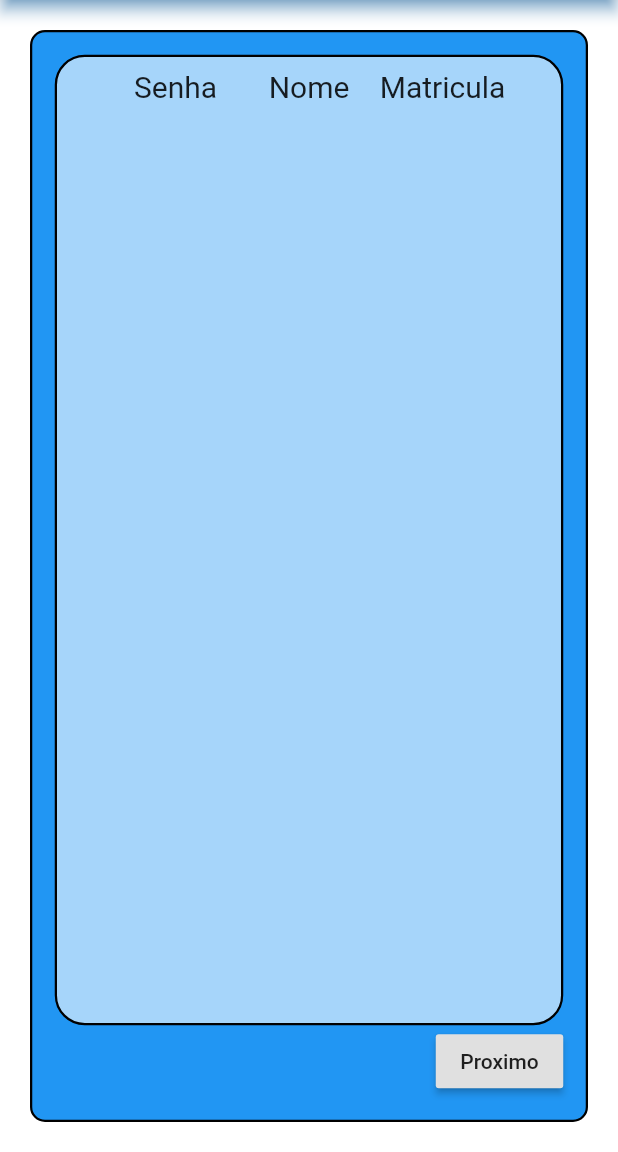
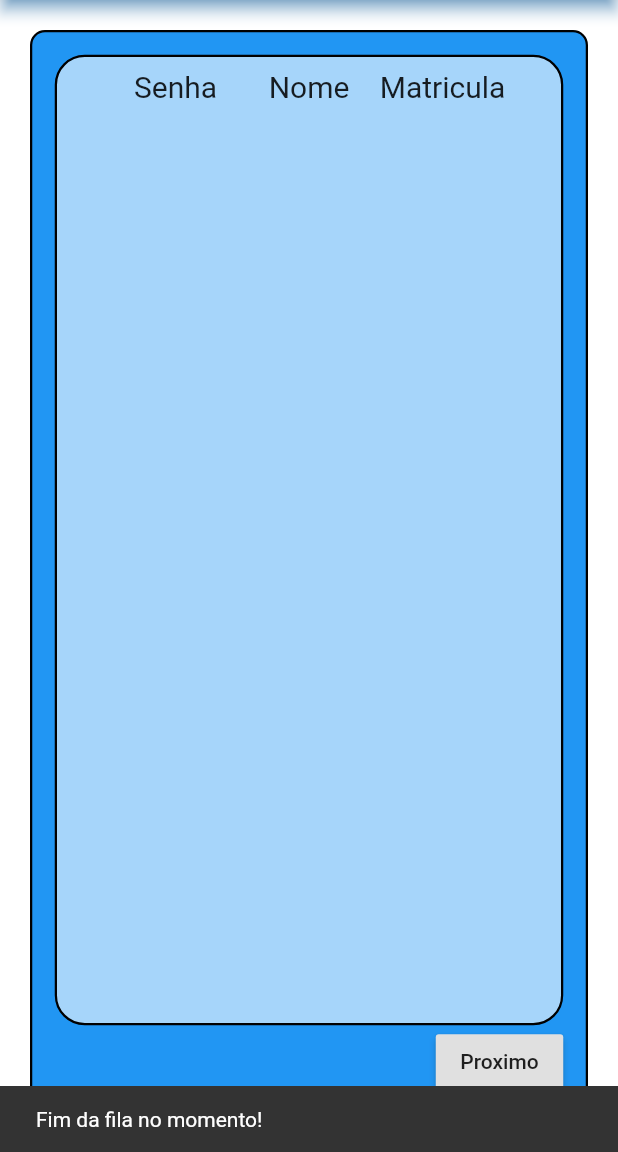
Before and after one commit to wilmarv/Senha_Digital, a Flutter app: the AdmFila screen opened directly, after a tap on "Proximo", on a phone screen of 412 x 824 dp, the part 84-1236 px from its top. Run offline on Flutter 3.47's test engine with Material 2 defaults, Android fonts, the phone set to English and light mode, and no system bars; our stand-ins replace cloud_firestore, firebase_auth; accounts and stored records are empty.

Commit message:
gerar senha,chamar proximo e vizualizar a fila se movimentando inclementado

```diff
--- a/senhadigitalflutter/lib/model/usuario_fila_model.dart
+++ b/senhadigitalflutter/lib/model/usuario_fila_model.dart
@@ -4,11 +4,13 @@ class UsuarioFila{
   String nome;
   String matricula;
   int senha;
+  bool atendido;
 
   UsuarioFila.fromDocuments(DocumentSnapshot snapshot){
     nome = snapshot.data["nome"];
     matricula = snapshot.data["matricula"];
     senha = snapshot.data["senha"];
+    atendido = snapshot.data["atendido"];
   }
 
 }
--- a/senhadigitalflutter/lib/telas/tela_admfila.dart
+++ b/senhadigitalflutter/lib/telas/tela_admfila.dart
@@ -9,9 +9,11 @@ class AdmFila extends StatefulWidget {
 }
 
 class _AdmFilaState extends State<AdmFila> {
+  final _scaffold = GlobalKey<ScaffoldState>();
   @override
   Widget build(BuildContext context) {
     return Scaffold(
+      key:_scaffold ,
       appBar: AppBarPadrao(),
       backgroundColor: Colors.white,
       body: Center(
@@ -22,7 +24,7 @@ class _AdmFilaState extends State<AdmFila> {
             padding: EdgeInsets.all(15),
             decoration: BoxDecoration(
                 color: Colors.blue,
-                border: Border.all(width: 1.5,style: BorderStyle.solid),
+                border: Border.all(width: 1.5, style: BorderStyle.solid),
                 borderRadius: BorderRadius.circular(10)),
             child: Column(
               children: [
@@ -31,7 +33,8 @@ class _AdmFilaState extends State<AdmFila> {
                     padding: EdgeInsets.only(top: 4),
                     decoration: BoxDecoration(
                         color: Colors.white60,
-                        border: Border.all(width: 1.5,style: BorderStyle.solid),
+                        border:
+                            Border.all(width: 1.5, style: BorderStyle.solid),
                         borderRadius: BorderRadius.circular(20)),
                     child: Column(
                       children: [
@@ -42,18 +45,27 @@ class _AdmFilaState extends State<AdmFila> {
                             children: [
                               Container(
                                 width: 89,
-                                child: Text("Senha", style: TextStyle(fontSize: 20),
-                                  textAlign: TextAlign.center,),
+                                child: Text(
+                                  "Senha",
+                                  style: TextStyle(fontSize: 20),
+                                  textAlign: TextAlign.center,
+                                ),
                               ),
                               Container(
                                 width: 89,
-                                child: Text("Nome", style: TextStyle(fontSize: 20),
-                                  textAlign: TextAlign.center,),
+                                child: Text(
+                                  "Nome",
+                                  style: TextStyle(fontSize: 20),
+                                  textAlign: TextAlign.center,
+                                ),
                               ),
                               Container(
                                 width: 89,
-                                child: Text("Matricula", style: TextStyle(fontSize: 20),
-                                  textAlign: TextAlign.center,),
+                                child: Text(
+                                  "Matricula",
+                                  style: TextStyle(fontSize: 20),
+                                  textAlign: TextAlign.center,
+                                ),
                               ),
                             ],
                           ),
@@ -71,10 +83,25 @@ class _AdmFilaState extends State<AdmFila> {
                       padding: EdgeInsets.all(0),
                       width: 85,
                       child: RaisedButton(
-                        onPressed: () {},
+                        onPressed: () async {
+                          QuerySnapshot doc = await Firestore.instance
+                              .collection("fila")
+                              .orderBy("senha")
+                              .getDocuments();
+                          if(doc.documents.length <= 2){
+                            _scaffold.currentState.showSnackBar(
+                                SnackBar(content: Text("Fim da fila no momento!"))
+                            );
+                          }else {
+                            await Firestore.instance
+                                .collection("fila")
+                                .document(doc.documents[0].documentID)
+                                .delete();
+                          }
+                        },
                         child: Text("Proximo"),
                       ),
-                    )
+                    ),
                   ],
                 )
               ],
--- a/senhadigitalflutter/lib/telas/tela_login.dart
+++ b/senhadigitalflutter/lib/telas/tela_login.dart
@@ -2,6 +2,7 @@ import 'package:flutter/cupertino.dart';
 import 'package:flutter/material.dart';
 import 'package:scoped_model/scoped_model.dart';
 import 'package:senhadigitalflutter/model/usuario_model.dart';
+import 'package:senhadigitalflutter/telas/tela_abrirfila.dart';
 import 'package:senhadigitalflutter/telas/tela_admfila.dart';
 import 'package:senhadigitalflutter/telas/tela_cadastro.dart';
 import 'package:senhadigitalflutter/telas/tela_gerarsenha.dart';
@@ -117,7 +118,7 @@ class _TelaLoginState extends State<TelaLogin> {
   }
   void _onSuccess() {
     Usuario.of(context).adm ? Navigator.of(context).pushReplacement(
-        MaterialPageRoute(builder: (context)=>AdmFila())) :
+        MaterialPageRoute(builder: (context)=>AbrirFila())) :
     Navigator.of(context).pushReplacement(
       MaterialPageRoute(builder: (context)=>GerarSenha())
     );
```
Also changed, not shown: senhadigitalflutter/lib/model/usuario_model.dart (+15 -6 lines), senhadigitalflutter/lib/telas/tela_abrirfila.dart (added, +69 -0 lines), senhadigitalflutter/lib/telas/tela_gerarsenha.dart (+12 -1 lines), senhadigitalflutter/lib/telas/tela_statusfila.dart (+10 -5 lines), senhadigitalflutter/lib/telas/widget/lista_fila.dart (+2 -5 lines).
